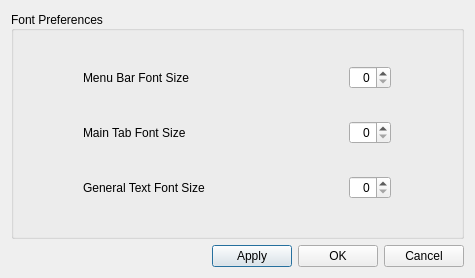
Before: the Qt Designer form opus_gui/settings/opuspreferences.ui in psrc/urbansim, drawn with Qt 5.
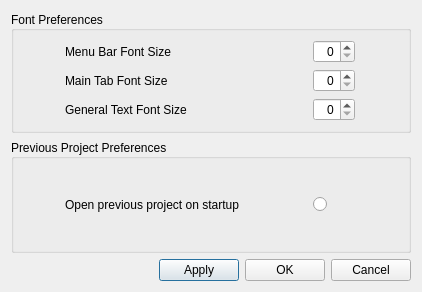
After: the same form once the commit is applied.

Commit message: opening the previous project on startup is now optional and off by default.

What changed in the file:
```diff
--- a/opus_gui/settings/opuspreferences.ui
+++ b/opus_gui/settings/opuspreferences.ui
@@ -5,8 +5,8 @@
    <rect>
     <x>0</x>
     <y>0</y>
-    <width>475</width>
-    <height>278</height>
+    <width>422</width>
+    <height>292</height>
    </rect>
   </property>
   <property name="sizePolicy" >
@@ -113,6 +113,12 @@
       </item>
       <item row="2" column="1" >
        <widget class="QSpinBox" name="generalTextFontSizeSpinBox" >
+        <property name="maximumSize" >
+         <size>
+          <width>42</width>
+          <height>16777215</height>
+         </size>
+        </property>
         <property name="alignment" >
          <set>Qt::AlignRight|Qt::AlignTrailing|Qt::AlignVCenter</set>
         </property>
@@ -121,6 +127,55 @@
      </layout>
     </widget>
    </item>
+   <item>
+    <widget class="QGroupBox" name="prevProjPrefGroupBox" >
+     <property name="title" >
+      <string>Previous Project Preferences</string>
+     </property>
+     <property name="alignment" >
+      <set>Qt::AlignLeading|Qt::AlignLeft|Qt::AlignVCenter</set>
+     </property>
+     <property name="flat" >
+      <bool>false</bool>
+     </property>
+     <property name="checkable" >
+      <bool>false</bool>
+     </property>
+     <layout class="QGridLayout" name="gridLayout_3" >
+      <item row="0" column="1" >
+       <widget class="QRadioButton" name="prevProjPrefRadioButton" >
+        <property name="maximumSize" >
+         <size>
+          <width>42</width>
+          <height>16777215</height>
+         </size>
+        </property>
+        <property name="text" >
+         <string/>
+        </property>
+       </widget>
+      </item>
+      <item row="0" column="0" >
+       <widget class="QLabel" name="prevProjPrefLabel" >
+        <property name="maximumSize" >
+         <size>
+          <width>200</width>
+          <height>16777215</height>
+         </size>
+        </property>
+        <property name="text" >
+         <string>Open previous project on startup</string>
+        </property>
+       </widget>
+      </item>
+     </layout>
+     <zorder>checkBox</zorder>
+     <zorder>gridLayoutWidget</zorder>
+     <zorder>prevProjPrefRadioButton</zorder>
+     <zorder>prevProjPrefLabel</zorder>
+     <zorder>fontGroupBox</zorder>
+    </widget>
+   </item>
    <item>
     <layout class="QHBoxLayout" name="horizontalLayout_2" >
      <item>
```
The commit also changes 4 other files.
